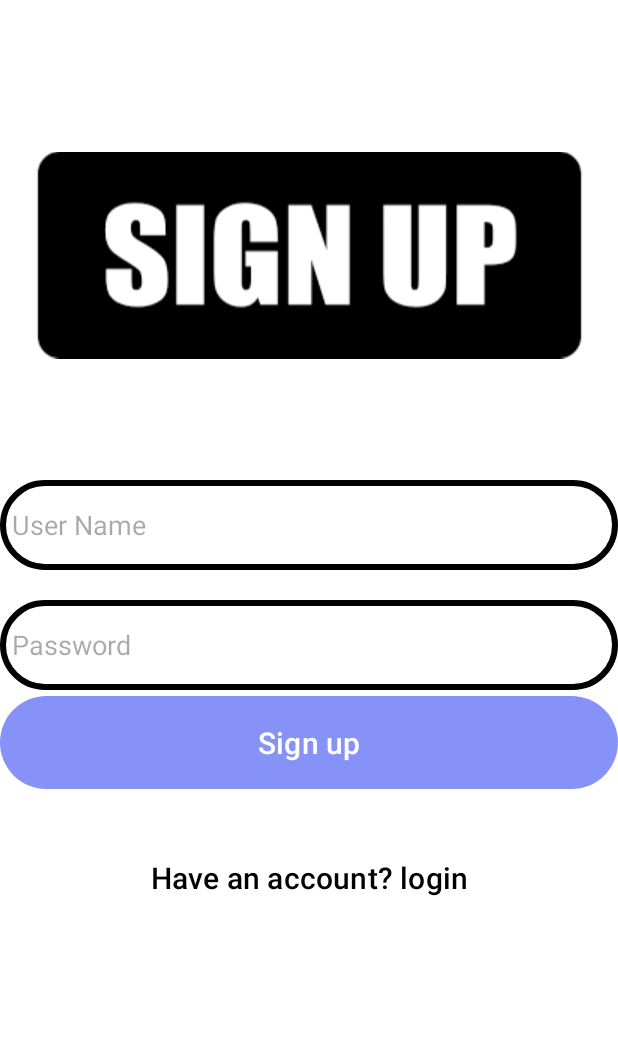
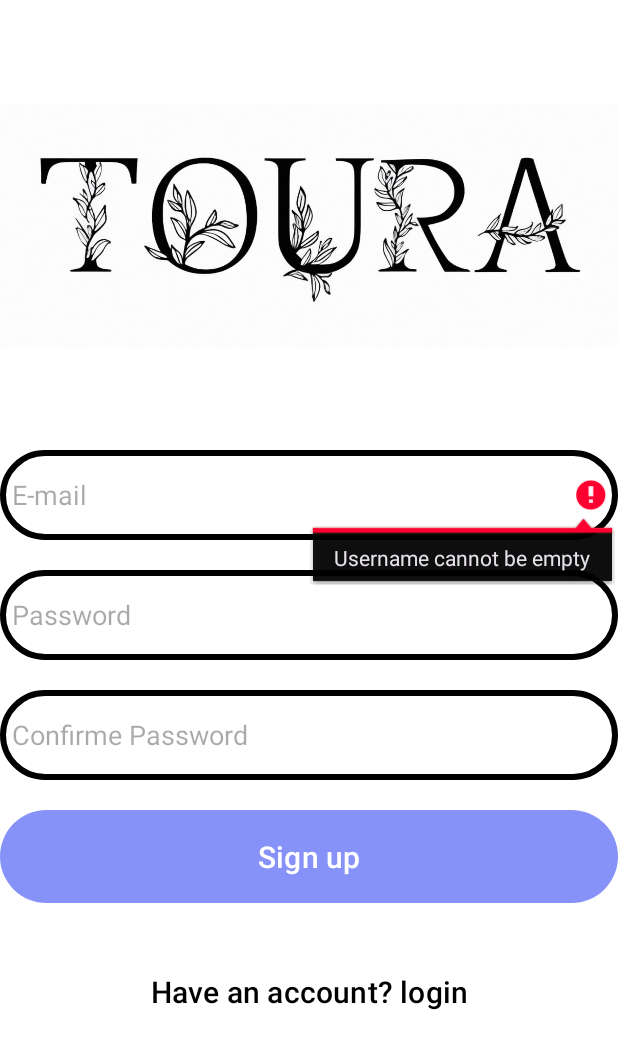
Before and after one commit to Ahmed-Emadeldin-Haggag/Toura, an Android app: the screen it shows after launch (Signup), after a tap on "Sign up", on a phone screen of 412 x 824 dp. Shown: the top 1049 px of the screen. Run offline under Robolectric (Android 15) with nearby library versions, the light colour scheme and no system bars; our stand-ins replace Firebase (no records; nobody signed in at launch, a user with empty details on screens opened directly).

```diff
--- a/app/src/main/java/com/example/touraapplication/Signup.kt
+++ b/app/src/main/java/com/example/touraapplication/Signup.kt
@@ -24,12 +24,10 @@ class Signup: AppCompatActivity() {
         binding.signupButton.setOnClickListener {
             val email = binding.SignupUsername.text.toString()
             val password = binding.signupPassword.text.toString()
+            val password2 = binding.checkpassword.text.toString()
 
-            if (email.isEmpty() || password.isEmpty()) {
-                Toast.makeText(this, "Please enter both email and password", Toast.LENGTH_SHORT).show()
-                return@setOnClickListener
-            }
-            if (isValidInput(email, password)) {
+
+            if (isValidInput(email, password,password2)) {
                 firebaseAuth.createUserWithEmailAndPassword(email, password)
                     .addOnCompleteListener { task ->
                         // After successful signup, redirect to Login
@@ -56,7 +54,7 @@ class Signup: AppCompatActivity() {
         }
     }
 
-    private fun isValidInput(username: String, password: String): Boolean {
+    private fun isValidInput(username: String, password: String,password2:String): Boolean {
 
         // Check if the user name is not empty
         if (TextUtils.isEmpty(username)) {
@@ -87,6 +85,10 @@ class Signup: AppCompatActivity() {
             binding.signupPassword.error = "Password must contain at least one number"
             return false
         }
+        if(password!=password2) {
+            binding.signupPassword.error = "The passwords aren't the same"
+            return false
+        }
 
         return true
     }
--- a/app/src/main/res/layout/signup.xml
+++ b/app/src/main/res/layout/signup.xml
@@ -8,26 +8,24 @@
     android:background="@color/white">
 
     <ImageView
-        android:id="@+id/imageView2"
-        android:layout_width="wrap_content"
-        android:layout_height="200dp"
-        android:layout_marginTop="70dp"
-        android:src="@drawable/signup"
+        android:id="@+id/imageView4"
+        android:layout_width="match_parent"
+        android:layout_height="300dp"
         app:layout_constraintEnd_toEndOf="parent"
         app:layout_constraintStart_toStartOf="parent"
-        app:layout_constraintTop_toTopOf="parent" />
+        app:layout_constraintTop_toTopOf="parent"
+        app:srcCompat="@drawable/logo" />
 
     <EditText
         android:id="@+id/SignupUsername"
         android:layout_width="match_parent"
         android:layout_height="60dp"
-        android:layout_marginTop="50dp"
         android:background="@drawable/rounded_rectangle"
-        android:hint="@string/user_name"
+        android:hint="@string/e_mail"
         android:padding="8dp"
         app:layout_constraintEnd_toEndOf="parent"
         app:layout_constraintStart_toStartOf="parent"
-        app:layout_constraintTop_toBottomOf="@+id/imageView2" />
+        app:layout_constraintTop_toBottomOf="@+id/imageView4" />
 
     <EditText
         android:id="@+id/signupPassword"
@@ -39,18 +37,33 @@
         android:inputType="textPassword"
         android:padding="8dp"
         app:layout_constraintEnd_toEndOf="parent"
+        app:layout_constraintHorizontal_bias="1.0"
         app:layout_constraintStart_toStartOf="parent"
         app:layout_constraintTop_toBottomOf="@+id/SignupUsername" />
+    <EditText
+        android:id="@+id/checkpassword"
+        android:layout_width="match_parent"
+        android:layout_height="60dp"
+        android:layout_marginTop="20dp"
+        android:background="@drawable/rounded_rectangle"
+        android:hint="Confirme Password"
+        android:inputType="textPassword"
+        android:padding="8dp"
+        app:layout_constraintEnd_toEndOf="parent"
+        app:layout_constraintHorizontal_bias="1.0"
+        app:layout_constraintStart_toStartOf="parent"
+        app:layout_constraintTop_toBottomOf="@+id/signupPassword" />
 
     <Button
         android:id="@+id/signupButton"
         android:layout_width="match_parent"
         android:layout_height="70dp"
+        android:layout_marginTop="16dp"
         android:text="@string/sign_up"
         android:textSize="20sp"
         app:layout_constraintEnd_toEndOf="parent"
         app:layout_constraintStart_toStartOf="parent"
-        app:layout_constraintTop_toBottomOf="@+id/signupPassword" />
+        app:layout_constraintTop_toBottomOf="@+id/checkpassword" />
     <Button
         android:id="@+id/login_button"
         android:layout_width="wrap_content"
```
Also changed, not shown: app/src/main/res/layout/homepage.xml (+6 -5 lines), app/src/main/res/layout/rv_touras_items.xml (+4 -7 lines).
